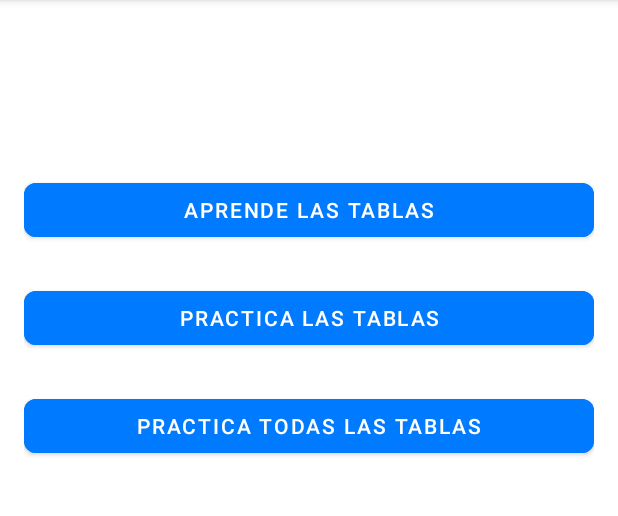
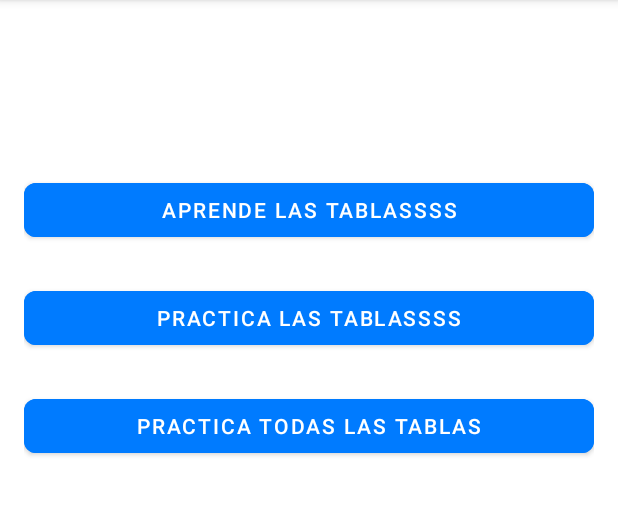
Before and after one commit to hilariocamachomore/MarinaAprendeAMultiplicar, an Android app: the screen it shows after launch (MainActivity), on a phone screen of 412 x 824 dp, the part 84-600 px from its top. Run offline under Robolectric (Android 15) with nearby library versions, the light colour scheme and no system bars.

```diff
--- a/app/src/main/res/layout/activity_main.xml
+++ b/app/src/main/res/layout/activity_main.xml
@@ -10,7 +10,7 @@
         android:id="@+id/btnAprendeTablas"
         android:layout_width="0dp"
         android:layout_height="wrap_content"
-        android:text="Aprende las Tablas"
+        android:text="Aprende las Tablassss"
         android:backgroundTint="@color/blue"
         android:textColor="@color/white"
         app:cornerRadius="8dp"
@@ -23,7 +23,7 @@
         android:id="@+id/btnPracticaTablas"
         android:layout_width="0dp"
         android:layout_height="wrap_content"
-        android:text="Practica las Tablas"
+        android:text="Practica las Tablassss"
         android:backgroundTint="@color/blue"
         android:textColor="@color/white"
         app:cornerRadius="8dp"
```
Also changed, not shown: app/src/main/res/layout/activity_aprender_tabla.xml (+13 -19 lines).
